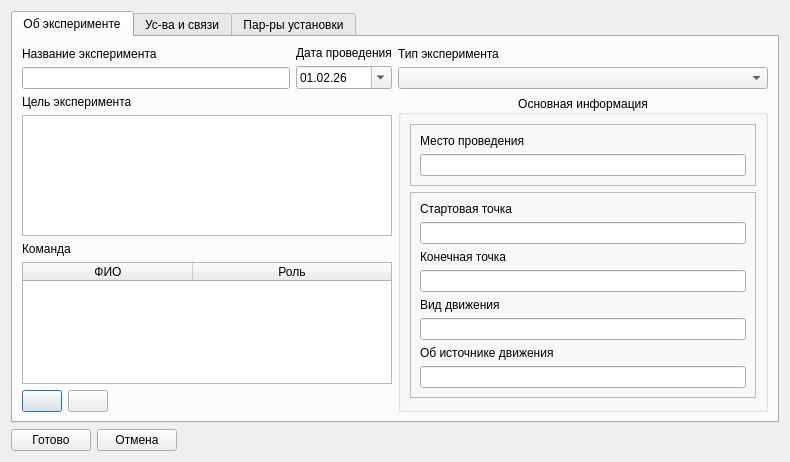
Old version of the form experimentconfigurationdialog.ui in the repository revermun/Experiment_helper.
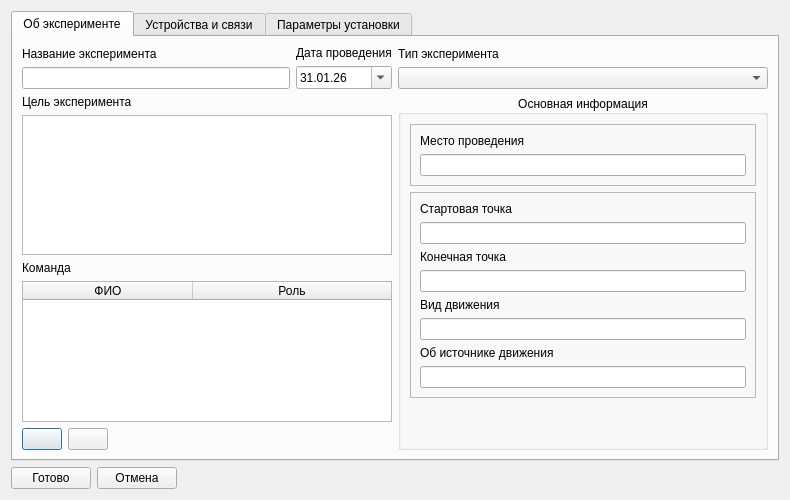
New version of the form. Icons and pictures are not drawn. Custom widgets are drawn as their Qt base class.

```diff
--- a/experimentconfigurationdialog.ui
+++ b/experimentconfigurationdialog.ui
@@ -7,7 +7,7 @@
     <x>0</x>
     <y>0</y>
     <width>790</width>
-    <height>460</height>
+    <height>500</height>
    </rect>
   </property>
   <property name="windowTitle">
@@ -289,8 +289,8 @@
                <minute>0</minute>
                <second>0</second>
                <year>2026</year>
-               <month>2</month>
-               <day>1</day>
+               <month>1</month>
+               <day>31</day>
               </datetime>
              </property>
              <property name="currentSection">
@@ -312,7 +312,7 @@
      </widget>
      <widget class="QWidget" name="tab_2">
       <attribute name="title">
-       <string>Ус-ва и связи</string>
+       <string>Устройства и связи</string>
       </attribute>
       <layout class="QHBoxLayout" name="horizontalLayout_5">
        <item>
@@ -545,7 +545,7 @@
      </widget>
      <widget class="QWidget" name="tab_3">
       <attribute name="title">
-       <string>Пар-ры установки</string>
+       <string>Параметры установки</string>
       </attribute>
       <layout class="QVBoxLayout" name="verticalLayout_3">
        <item>
```
